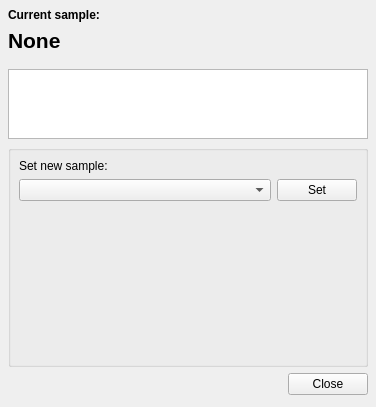
ess-dmsc/nicos, file nicos_ess/gui/panels/ui_files/sample.ui: the form before one commit.
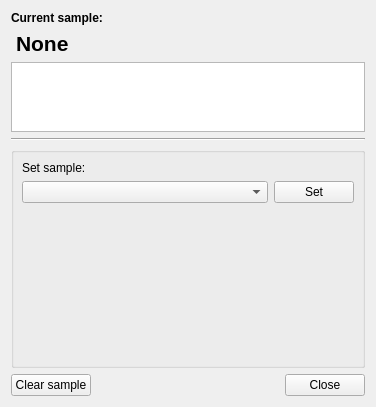
The form after the commit.

Commit message: add clear sample button

```diff
--- a/nicos_ess/gui/panels/ui_files/sample.ui
+++ b/nicos_ess/gui/panels/ui_files/sample.ui
@@ -13,24 +13,7 @@
   <property name="windowTitle">
    <string>Sample</string>
   </property>
-  <layout class="QVBoxLayout" name="main_layout" stretch="0,100,1,0">
-   <property name="leftMargin">
-    <number>8</number>
-   </property>
-   <property name="topMargin">
-    <number>8</number>
-   </property>
-   <property name="rightMargin">
-    <number>8</number>
-   </property>
-   <property name="bottomMargin">
-    <number>12</number>
-   </property>
-   <item>
     <layout class="QVBoxLayout" name="verticalLayout">
-     <property name="bottomMargin">
-      <number>10</number>
-     </property>
      <item>
       <widget class="QLabel" name="title">
        <property name="font">
@@ -45,23 +28,29 @@
      </item>
      <item>
       <widget class="QLabel" name="sampleName">
+     <property name="font">
+      <font>
+       <pointsize>16</pointsize>
+       <italic>false</italic>
+       <bold>true</bold>
+      </font>
+     </property>
        <property name="styleSheet">
         <string notr="true">font: bold 16pt;</string>
        </property>
-       <property name="font">
-        <font>
-         <bold>true</bold>
-        </font>
-       </property>
        <property name="text">
         <string>None</string>
        </property>
        <property name="wordWrap">
         <bool>true</bool>
        </property>
-      </widget>
-     </item>
-    </layout>
+     <property name="margin">
+      <number>3</number>
+     </property>
+     <property name="indent">
+      <number>5</number>
+     </property>
+    </widget>
    </item>
    <item>
     <widget class="QTableView" name="metadataTable">
@@ -109,6 +98,24 @@
      </attribute>
     </widget>
    </item>
+   <item>
+    <widget class="Line" name="line">
+     <property name="font">
+      <font>
+       <pointsize>11</pointsize>
+      </font>
+     </property>
+     <property name="lineWidth">
+      <number>1</number>
+     </property>
+     <property name="midLineWidth">
+      <number>0</number>
+     </property>
+     <property name="orientation">
+      <enum>Qt::Orientation::Horizontal</enum>
+     </property>
+    </widget>
+   </item>
    <item>
     <widget class="QGroupBox" name="controlGroup">
      <property name="title">
@@ -130,7 +137,7 @@
       <item>
        <widget class="QLabel" name="label">
         <property name="text">
-         <string>Set new sample:</string>
+         <string>Set sample:</string>
         </property>
        </widget>
       </item>
@@ -179,6 +186,13 @@
    </item>
    <item>
     <layout class="QHBoxLayout" name="horizontalLayout_3">
+     <item>
+      <widget class="QPushButton" name="clear_sample_btn">
+       <property name="text">
+        <string>Clear sample</string>
+       </property>
+      </widget>
+     </item>
      <item>
       <spacer name="horizontalSpacer">
        <property name="orientation">
```
Left out of the diff: 12 changed lines with no effect on the pictures. Lines whose indentation alone changed are shown as unchanged. The commit also changes 1 other file.
